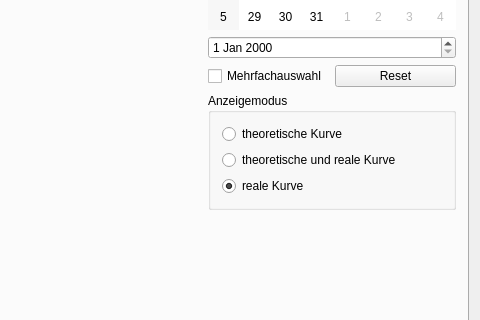
Qt form src/ui/qsolanizer.ui (taxus13/QSolanizer) before a commit; both pictures show x 549 to 1029 and y 238 to 558 of the 1029 by 673 pixel window.
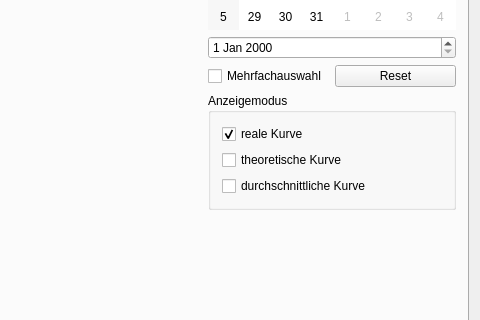
The same form after that commit. Icons and pictures are not drawn. Custom widgets are drawn as their Qt base class.

Commit message: calculate sunrise/sunset properly, show average curve

What changed in the file:
```diff
--- a/src/ui/qsolanizer.ui
+++ b/src/ui/qsolanizer.ui
@@ -205,21 +205,7 @@
                     </property>
                     <layout class="QVBoxLayout" name="verticalLayout_13">
                      <item>
-                      <widget class="QRadioButton" name="rTheoreticalCurve">
-                       <property name="text">
-                        <string>theoretische Kurve</string>
-                       </property>
-                      </widget>
-                     </item>
-                     <item>
-                      <widget class="QRadioButton" name="rBoth">
-                       <property name="text">
-                        <string>theoretische und reale Kurve</string>
-                       </property>
-                      </widget>
-                     </item>
-                     <item>
-                      <widget class="QRadioButton" name="rRealCurve">
+                      <widget class="QCheckBox" name="cRealCurve">
                        <property name="text">
                         <string>reale Kurve</string>
                        </property>
@@ -228,6 +214,20 @@
                        </property>
                       </widget>
                      </item>
+                     <item>
+                      <widget class="QCheckBox" name="cTheoreticalCurve">
+                       <property name="text">
+                        <string>theoretische Kurve</string>
+                       </property>
+                      </widget>
+                     </item>
+                     <item>
+                      <widget class="QCheckBox" name="cAvergeageCurve">
+                       <property name="text">
+                        <string>durchschnittliche Kurve</string>
+                       </property>
+                      </widget>
+                     </item>
                     </layout>
                    </widget>
                   </item>
```
The commit also changes 10 other files.
